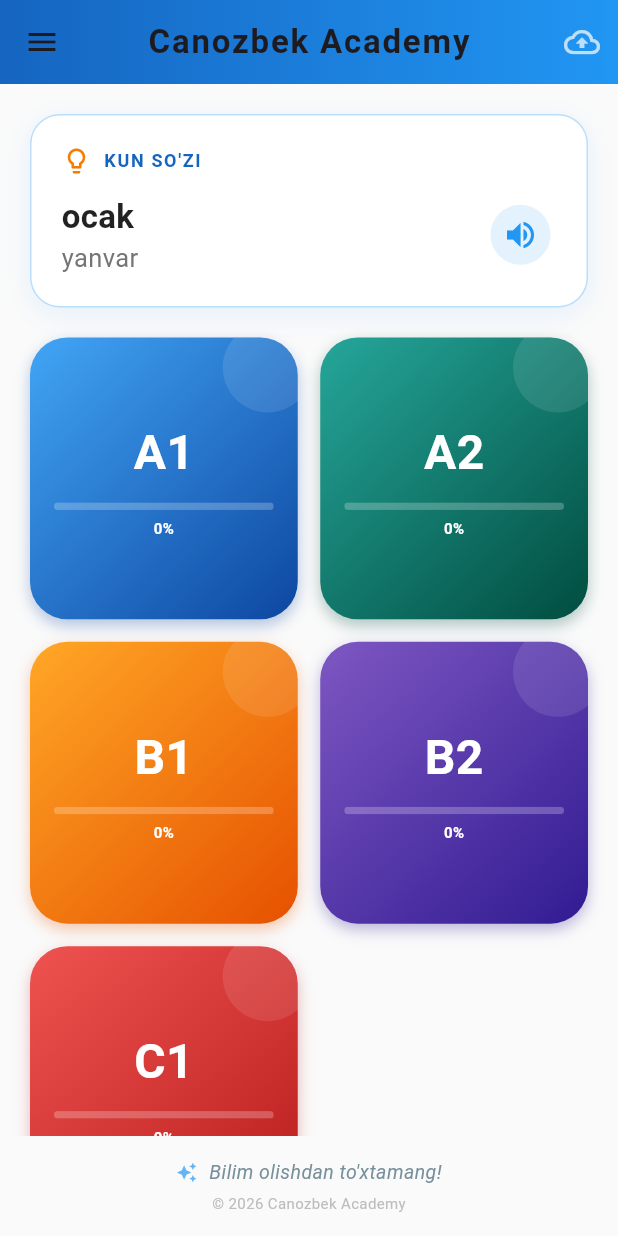
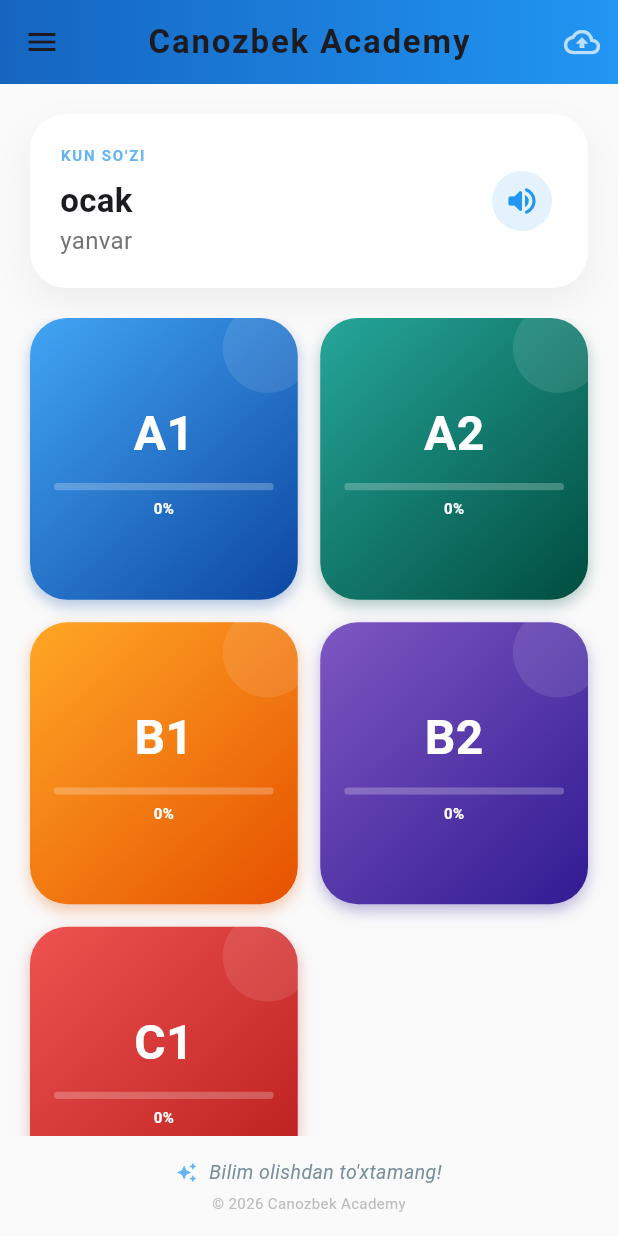
Before and after one commit to rayimbekusmonov/canozbekacademi_mobile, a Flutter app: the screen it shows after launch, on a phone screen of 412 x 824 dp. Run offline on Flutter 3.47's test engine with Material 3 defaults, Android fonts, the phone set to English and light mode, and no system bars; our stand-ins replace cloud_firestore, firebase_core, flip_card, flutter_tts, shared_preferences; accounts and stored records are empty.

Commit message:
Errors page updated.

```diff
--- a/lib/ui/screens/home_screen.dart
+++ b/lib/ui/screens/home_screen.dart
@@ -55,167 +55,93 @@
       ),
       body: Column(
         children: [
-          _buildDailyWordCard(),
-          _buildMistakesCard(),
-          // Grid endi asosiy bo'shliqni egallaydi
-          _buildLevelsGrid(),
-          // Pastki qismdagi nafis imzo/footer
+          // KUN SO'ZI VA XATOLAR (Birlashtirilgan blok)
+          _buildTopInfoCard(context),
+
+          // DARAJALAR GRID
+          Expanded(
+            child: _buildLevelsGrid(),
+          ),
+
+          // FOOTER (Imzo bilan)
           _buildFooter(),
         ],
       ),
     );
   }
 
-  // --- YON MENYU (DRAWER) ---
-  Widget _buildDrawer(BuildContext context) {
-    return Drawer(
-      child: Column(
-        children: [
-          UserAccountsDrawerHeader(
-            decoration: BoxDecoration(
-              gradient: LinearGradient(
-                colors: [Colors.blue.shade900, Colors.blue.shade600],
-              ),
-            ),
-            currentAccountPicture: const CircleAvatar(
-              backgroundColor: Colors.white,
-              child: Icon(Icons.school_rounded, size: 40, color: Colors.blue),
-            ),
-            accountName: const Text("Canozbek Academy",
-                style: TextStyle(fontWeight: FontWeight.bold, fontSize: 18)),
-            accountEmail: const Text("Muvaffaqiyat kaliti — bilimda!"),
-          ),
-          _drawerItem(
-            icon: Icons.search,
-            text: "So'z qidirish",
-            onTap: () {
-              Navigator.pop(context);
-              showSearch(
-                context: context,
-                delegate: WordSearchDelegate(
-                  allWords: Provider.of<DictionaryProvider>(context, listen: false).allWords,
-                ),
-              );
-            },
-          ),
-          _drawerItem(
-            icon: Icons.favorite,
-            text: "Sevimli so'zlar",
-            onTap: () {
-              Navigator.pop(context);
-              Navigator.push(context, MaterialPageRoute(builder: (context) => const FavoritesScreen()));
-            },
-          ),
-          _drawerItem(
-            icon: Icons.bar_chart_rounded,
-            text: "Statistika",
-            onTap: () {
-              Navigator.pop(context);
-              Navigator.push(context, MaterialPageRoute(builder: (context) => const StatisticsScreen()));
-            },
-          ),
-          _drawerItem(
-            icon: Icons.settings,
-            text: "Sozlamalar",
-            onTap: () {
-              Navigator.pop(context);
-              Navigator.push(context, MaterialPageRoute(builder: (context) => const SettingsScreen()));
-            },
-          ),
-          const Spacer(),
-          const Divider(indent: 20, endIndent: 20),
-          // --- MENYU PASTIDAGI IMZO ---
-          Padding(
-            padding: const EdgeInsets.symmetric(vertical: 20),
-            child: Column(
-              children: [
-                Row(
-                  mainAxisAlignment: MainAxisAlignment.center,
-                  children: [
-                    Icon(Icons.code_rounded, size: 16, color: Colors.blue.shade800),
-                    const SizedBox(width: 8),
-                    const Text(
-                      "Developed by Rayimbek",
-                      style: TextStyle(
-                        fontWeight: FontWeight.w600,
-                        color: Colors.blueGrey,
-                        fontSize: 14,
-                      ),
-                    ),
-                  ],
-                ),
-                const SizedBox(height: 4),
-                Text(
-                  "Versiya 1.0.0",
-                  style: TextStyle(color: Colors.grey.shade400, fontSize: 11),
-                ),
-              ],
-            ),
-          ),
-        ],
-      ),
-    );
-  }
-
-  Widget _drawerItem({required IconData icon, required String text, required VoidCallback onTap}) {
-    return ListTile(
-      leading: Icon(icon, color: Colors.blue.shade800),
-      title: Text(text, style: const TextStyle(fontWeight: FontWeight.w500)),
-      onTap: onTap,
-    );
-  }
-
-  Widget _buildDailyWordCard() {
+  // --- TOP INFO CARD (Daily Word + Mistakes) ---
+  Widget _buildTopInfoCard(BuildContext context) {
     return Consumer<DictionaryProvider>(
       builder: (context, provider, child) {
         final dailyWord = provider.dailyWord;
-        if (dailyWord == null) return const SizedBox.shrink();
+        final hasMistakes = provider.failedWordTrs.isNotEmpty;
 
         return Container(
-          margin: const EdgeInsets.fromLTRB(20, 20, 20, 0),
-          padding: const EdgeInsets.all(20),
+          margin: const EdgeInsets.all(20),
           decoration: BoxDecoration(
             color: Colors.white,
-            borderRadius: BorderRadius.circular(20),
+            borderRadius: BorderRadius.circular(24),
             boxShadow: [
               BoxShadow(
-                color: Colors.blue.withValues(alpha: 0.1),
-                blurRadius: 15,
-                offset: const Offset(0, 5),
-              ),
+                color: Colors.black.withValues(alpha: 0.05),
+                blurRadius: 20,
+                offset: const Offset(0, 10),
+              )
             ],
-            border: Border.all(color: Colors.blue.shade100),
           ),
           child: Column(
-            crossAxisAlignment: CrossAxisAlignment.start,
             children: [
-              Row(
-                children: [
-                  Icon(Icons.lightbulb_outline, color: Colors.orange.shade700, size: 20),
-                  const SizedBox(width: 8),
-                  Text("KUN SO'ZI",
-                      style: TextStyle(color: Colors.blue.shade800, fontWeight: FontWeight.bold, fontSize: 12, letterSpacing: 1.1)),
-                ],
-              ),
-              const SizedBox(height: 12),
-              Row(
-                mainAxisAlignment: MainAxisAlignment.spaceBetween,
+              // Kun so'zi qismi
+              if (dailyWord != null)
+                Padding(
+                  padding: const EdgeInsets.all(20),
+                  child: Row(
                     children: [
                       Expanded(
                         child: Column(
                           crossAxisAlignment: CrossAxisAlignment.start,
                           children: [
-                        Text(dailyWord.tr, style: const TextStyle(fontSize: 22, fontWeight: FontWeight.bold, color: Colors.black87)),
-                        Text(dailyWord.uz, style: TextStyle(fontSize: 17, color: Colors.grey.shade600)),
+                            Text("KUN SO'ZI",
+                                style: TextStyle(color: Colors.blue.shade300, fontSize: 10, fontWeight: FontWeight.bold, letterSpacing: 1.2)),
+                            const SizedBox(height: 8),
+                            Text(dailyWord.tr, style: const TextStyle(fontSize: 22, fontWeight: FontWeight.bold)),
+                            Text(dailyWord.uz, style: TextStyle(fontSize: 16, color: Colors.grey.shade600)),
                           ],
                         ),
                       ),
                       IconButton(
                         onPressed: () => provider.speak(dailyWord.tr),
-                    icon: const Icon(Icons.volume_up, color: Colors.blue),
+                        icon: const Icon(Icons.volume_up_rounded, color: Colors.blue),
                         style: IconButton.styleFrom(backgroundColor: Colors.blue.shade50),
                       ),
                     ],
+                  ),
+                ),
+
+              // Xatolar qismi (Alohida banner emas, nafis qator)
+              if (hasMistakes)
+                InkWell(
+                  onTap: () => Navigator.push(context, MaterialPageRoute(builder: (context) => const MistakesScreen())),
+                  child: Container(
+                    padding: const EdgeInsets.symmetric(vertical: 12, horizontal: 20),
+                    decoration: BoxDecoration(
+                      color: Colors.amber.shade50, // Qizil o'rniga yumshoq sariq
+                      borderRadius: const BorderRadius.vertical(bottom: Radius.circular(24)),
+                    ),
+                    child: Row(
+                      children: [
+                        Icon(Icons.auto_fix_high_rounded, size: 18, color: Colors.amber.shade800),
+                        const SizedBox(width: 10),
+                        Text(
+                          "${provider.failedWordTrs.length} ta xatoni tuzatamizmi?",
+                          style: TextStyle(color: Colors.amber.shade900, fontWeight: FontWeight.w600, fontSize: 13),
+                        ),
+                        const Spacer(),
+                        Icon(Icons.arrow_forward_ios_rounded, size: 12, color: Colors.amber.shade800),
+                      ],
+                    ),
+                  ),
                 ),
             ],
           ),
@@ -224,44 +150,10 @@
     );
   }
 
-  Widget _buildMistakesCard() {
-    return Consumer<DictionaryProvider>(
-      builder: (context, provider, child) {
-        if (provider.failedWordTrs.isEmpty) return const SizedBox.shrink();
-
-        return Padding(
-          padding: const EdgeInsets.fromLTRB(20, 15, 20, 0),
-          child: InkWell(
-            onTap: () => Navigator.push(context, MaterialPageRoute(builder: (context) => const MistakesScreen())),
-            borderRadius: BorderRadius.circular(15),
-            child: Container(
-              padding: const EdgeInsets.all(16),
-              decoration: BoxDecoration(
-                gradient: LinearGradient(colors: [Colors.red.shade400, Colors.red.shade700]),
-                borderRadius: BorderRadius.circular(15),
-              ),
-              child: Row(
-                children: [
-                  const Icon(Icons.psychology_alt_outlined, color: Colors.white, size: 28),
-                  const SizedBox(width: 15),
-                  Expanded(
-                    child: Text("Xatolar ustida ishlash (${provider.failedWordTrs.length})",
-                        style: const TextStyle(color: Colors.white, fontWeight: FontWeight.bold)),
-                  ),
-                  const Icon(Icons.arrow_forward_ios, color: Colors.white, size: 14),
-                ],
-              ),
-            ),
-          ),
-        );
-      },
-    );
-  }
-
+  // --- DARAJALAR GRID ---
   Widget _buildLevelsGrid() {
-    return Expanded(
-      child: GridView.builder(
-        padding: const EdgeInsets.all(20),
+    return GridView.builder(
+      padding: const EdgeInsets.symmetric(horizontal: 20),
       gridDelegate: const SliverGridDelegateWithFixedCrossAxisCount(
         crossAxisCount: 2,
         crossAxisSpacing: 15,
@@ -270,26 +162,17 @@
       ),
       itemCount: levels.length,
       itemBuilder: (context, index) {
-          final String currentLevel = levels[index];
+        final level = levels[index];
         return Consumer<DictionaryProvider>(
           builder: (context, provider, child) {
-              final double progress = provider.getLevelProgress(currentLevel);
+            final progress = provider.getLevelProgress(level);
             return GestureDetector(
-                onTap: () {
-                  final filteredUnits = provider.getUnitsByLevel(currentLevel);
-                  Navigator.push(context, MaterialPageRoute(builder: (context) => UnitsScreen(units: filteredUnits, level: currentLevel)));
-                },
+              onTap: () => Navigator.push(context, MaterialPageRoute(builder: (context) => UnitsScreen(units: provider.getUnitsByLevel(level), level: level))),
               child: Container(
                 decoration: BoxDecoration(
                   borderRadius: BorderRadius.circular(25),
                   gradient: LinearGradient(colors: levelColors[index], begin: Alignment.topLeft, end: Alignment.bottomRight),
-                    boxShadow: [
-                      BoxShadow(
-                        color: levelColors[index][1].withValues(alpha: 0.3),
-                        blurRadius: 8,
-                        offset: const Offset(0, 4),
-                      )
-                    ],
+                  boxShadow: [BoxShadow(color: levelColors[index][1].withValues(alpha: 0.3), blurRadius: 8, offset: const Offset(0, 4))],
                 ),
                 child: Stack(
                   children: [
@@ -299,16 +182,11 @@
                       child: Column(
                         mainAxisAlignment: MainAxisAlignment.center,
                         children: [
-                            Text(currentLevel, style: const TextStyle(fontSize: 32, color: Colors.white, fontWeight: FontWeight.bold)),
+                          Text(level, style: const TextStyle(fontSize: 32, color: Colors.white, fontWeight: FontWeight.bold)),
                           const SizedBox(height: 10),
                           ClipRRect(
                             borderRadius: BorderRadius.circular(10),
-                              child: LinearProgressIndicator(
-                                value: progress,
-                                minHeight: 5,
-                                backgroundColor: Colors.white24,
-                                valueColor: const AlwaysStoppedAnimation<Color>(Colors.white),
-                              ),
+                            child: LinearProgressIndicator(value: progress, minHeight: 5, backgroundColor: Colors.white24, valueColor: const AlwaysStoppedAnimation(Colors.white)),
                           ),
                           const SizedBox(height: 5),
                           Text("${(progress * 100).toInt()}%", style: const TextStyle(color: Colors.white, fontSize: 10, fontWeight: FontWeight.bold)),
@@ -322,7 +200,54 @@
           },
         );
       },
+    );
+  }
+
+  // --- YON MENYU (DRAWER) ---
+  Widget _buildDrawer(BuildContext context) {
+    return Drawer(
+      child: Column(
+        children: [
+          UserAccountsDrawerHeader(
+            decoration: BoxDecoration(gradient: LinearGradient(colors: [Colors.blue.shade900, Colors.blue.shade600])),
+            currentAccountPicture: const CircleAvatar(backgroundColor: Colors.white, child: Icon(Icons.school_rounded, size: 40, color: Colors.blue)),
+            accountName: const Text("Canozbek Academy", style: TextStyle(fontWeight: FontWeight.bold, fontSize: 18)),
+            accountEmail: const Text("Bilim — qudratdir!"),
           ),
+          _drawerItem(context, Icons.search, "So'z qidirish", () {
+            showSearch(context: context, delegate: WordSearchDelegate(allWords: context.read<DictionaryProvider>().allWords));
+          }),
+          _drawerItem(context, Icons.favorite, "Sevimli so'zlar", () => Navigator.push(context, MaterialPageRoute(builder: (context) => const FavoritesScreen()))),
+          _drawerItem(context, Icons.bar_chart_rounded, "Statistika", () => Navigator.push(context, MaterialPageRoute(builder: (context) => const StatisticsScreen()))),
+          _drawerItem(context, Icons.settings, "Sozlamalar", () => Navigator.push(context, MaterialPageRoute(builder: (context) => const SettingsScreen()))),
+          const Spacer(),
+          const Divider(indent: 20, endIndent: 20),
+          Padding(
+            padding: const EdgeInsets.symmetric(vertical: 20),
+            child: Column(
+              children: [
+                Row(
+                  mainAxisAlignment: MainAxisAlignment.center,
+                  children: [
+                    Icon(Icons.code_rounded, size: 16, color: Colors.blue.shade800),
+                    const SizedBox(width: 8),
+                    const Text("Developed by Rayimbek", style: TextStyle(fontWeight: FontWeight.w600, color: Colors.blueGrey, fontSize: 14)),
+                  ],
+                ),
+                Text("Versiya 1.0.0", style: TextStyle(color: Colors.grey.shade400, fontSize: 11)),
+              ],
+            ),
+          ),
+        ],
+      ),
+    );
+  }
+
+  Widget _drawerItem(BuildContext context, IconData icon, String text, VoidCallback onTap) {
+    return ListTile(
+      leading: Icon(icon, color: Colors.blue.shade800),
+      title: Text(text, style: const TextStyle(fontWeight: FontWeight.w500)),
+      onTap: () { Navigator.pop(context); onTap(); },
     );
   }
 
@@ -336,21 +261,11 @@
             children: [
               Icon(Icons.auto_awesome, size: 14, color: Colors.blue.shade300),
               const SizedBox(width: 8),
-              Text(
-                "Bilim olishdan to'xtamang!",
-                style: TextStyle(
-                  color: Colors.blueGrey.shade400,
-                  fontSize: 13,
-                  fontStyle: FontStyle.italic,
-                ),
-              ),
+              Text("Bilim olishdan to'xtamang!", style: TextStyle(color: Colors.blueGrey.shade400, fontSize: 13, fontStyle: FontStyle.italic)),
             ],
           ),
           const SizedBox(height: 4),
-          Text(
-            "© 2026 Canozbek Academy",
-            style: TextStyle(color: Colors.grey.shade400, fontSize: 10),
-          ),
+          Text("© 2026 Canozbek Academy", style: TextStyle(color: Colors.grey.shade400, fontSize: 10)),
         ],
       ),
     );
```
Lines whose indentation alone changed are shown as unchanged.
